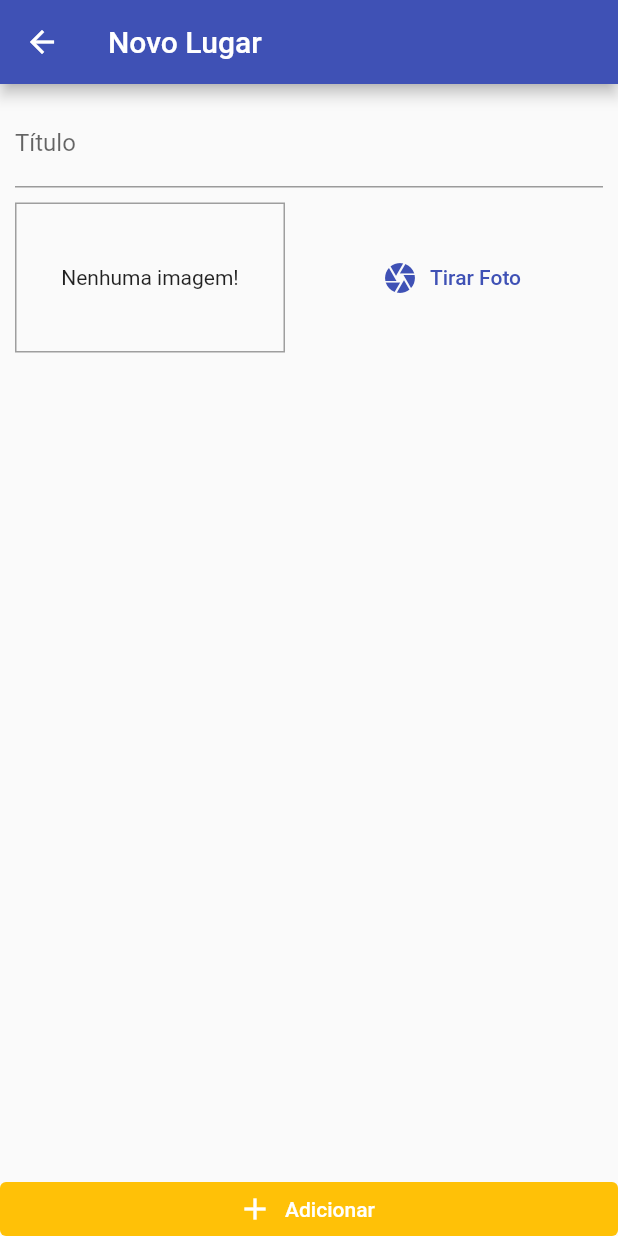
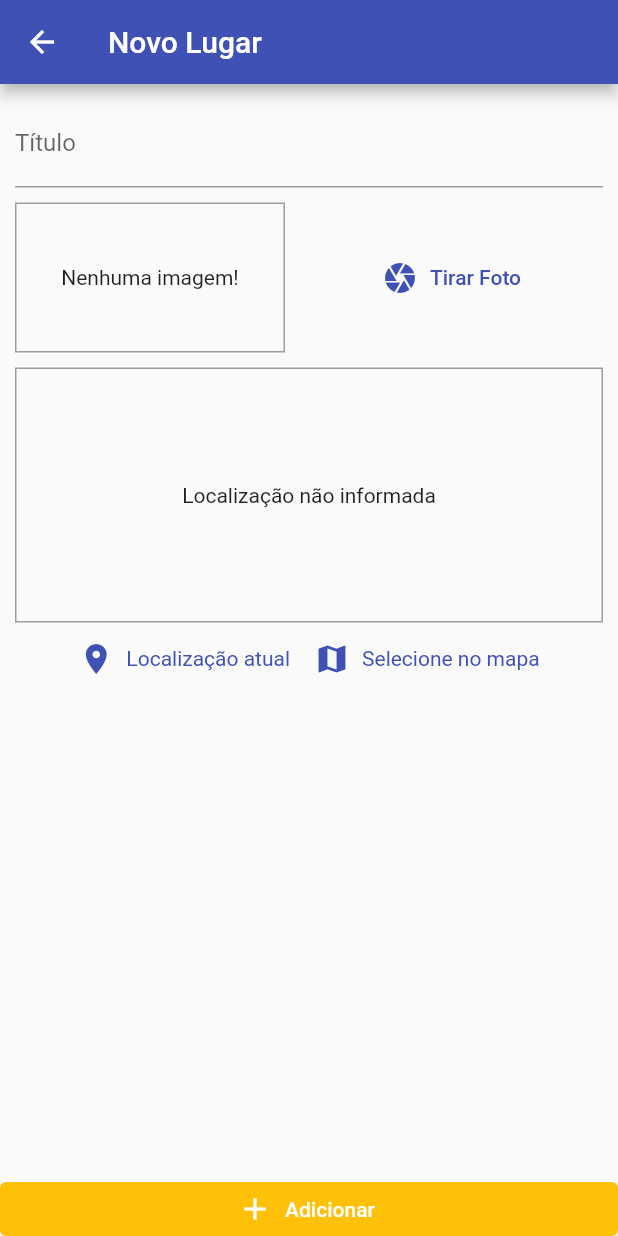
Before and after one commit to carlosfeliciojr/my-favorite-places, a Flutter app: the PlaceFormScreen screen opened by its route, on a phone screen of 412 x 824 dp. Run offline on Flutter 3.47's test engine with Material 2 defaults, Android fonts, the light colour scheme and no system bars; our stand-ins replace google_maps_flutter, image_picker, location, sqflite; accounts and stored records are empty.

Commit message:
:sparkles: feat: get location with Google Maps SDK

```diff
--- a/lib/models/place.dart
+++ b/lib/models/place.dart
@@ -5,7 +5,7 @@
   final double longitude;
   final String? address;
 
-  PlaceLocation({
+  const PlaceLocation({
     required this.latitude,
     required this.longitude,
     this.address,
--- a/lib/screens/place_form_screen.dart
+++ b/lib/screens/place_form_screen.dart
@@ -3,6 +3,7 @@
 import 'package:flutter/material.dart';
 import 'package:my_favorite_places/providers/great_places.dart';
 import 'package:my_favorite_places/widgets/image_input.dart';
+import 'package:my_favorite_places/widgets/location_input.dart';
 import 'package:provider/provider.dart';
 
 class PlaceFormScreen extends StatefulWidget {
@@ -55,6 +56,8 @@
                     ),
                     const SizedBox(height: 10),
                     ImageInput(onSelectImage: _selectImage),
+                    const SizedBox(height: 10),
+                    const LocationInput(),
                   ],
                 ),
               ),
--- /dev/null
+++ b/lib/utils/location_util.dart
@@ -0,0 +1,10 @@
+const GOOGLE_API_KEY = 'AIzaSyCH_me0gOrvPRAG7t8fnw2bNSiXIHoO6Es';
+
+class LocationUtil {
+  static String generateLocationPreviewImage({
+    required double latitude,
+    required double longitude,
+  }) {
+    return 'https://maps.googleapis.com/maps/api/staticmap?center=$latitude$longitude&zoom=13&size=600x300&maptype=roadmap&markers=color:red%7Clabel:A%7C$latitude,$longitude&key=$GOOGLE_API_KEY';
+  }
+}
--- /dev/null
+++ b/lib/widgets/location_input.dart
@@ -0,0 +1,90 @@
+import 'package:flutter/material.dart';
+import 'package:google_maps_flutter/google_maps_flutter.dart';
+import 'package:location/location.dart';
+import 'package:my_favorite_places/screens/map_screen.dart';
+import 'package:my_favorite_places/utils/location_util.dart';
+
+class LocationInput extends StatefulWidget {
+  const LocationInput({Key? key}) : super(key: key);
+
+  @override
+  _LocationInputState createState() => _LocationInputState();
+}
+
+class _LocationInputState extends State<LocationInput> {
+  String? _previewImageUrl;
+
+  Future<void> _getCurrentUserLocation() async {
+    final locationData = await Location().getLocation();
+
+    final staticMapImageUrl = LocationUtil.generateLocationPreviewImage(
+      latitude: locationData.latitude!,
+      longitude: locationData.longitude!,
+    );
+
+    setState(() {
+      _previewImageUrl = staticMapImageUrl;
+    });
+  }
+
+  Future<void> _selectOnMap() async {
+    final LatLng? selectedLocation = await Navigator.of(context).push(
+      MaterialPageRoute(
+        builder: (ctx) => const MapScreen(),
+      ),
+    );
+
+    if (selectedLocation == null) return;
+    print(selectedLocation);
+  }
+
+  @override
+  Widget build(BuildContext context) {
+    return Column(
+      children: [
+        Container(
+          height: 170,
+          width: double.infinity,
+          alignment: Alignment.center,
+          decoration: BoxDecoration(
+            border: Border.all(
+              width: 1,
+              color: Colors.grey,
+            ),
+          ),
+          child: _previewImageUrl == null
+              ? const Text('Localização não informada')
+              : Image.network(
+                  _previewImageUrl!,
+                  fit: BoxFit.cover,
+                ),
+        ),
+        Row(
+          mainAxisAlignment: MainAxisAlignment.center,
+          children: [
+            TextButton.icon(
+              onPressed: _getCurrentUserLocation,
+              icon: const Icon(Icons.location_on),
+              label: const Text('Localização atual'),
+              style: ButtonStyle(
+                textStyle: MaterialStateProperty.all(
+                  TextStyle(color: Theme.of(context).primaryColor),
+                ),
+              ),
+            ),
+            TextButton.icon(
+              onPressed: _selectOnMap,
+              icon: const Icon(Icons.map),
+              label: const Text('Selecione no mapa'),
+              style: ButtonStyle(
+                textStyle: MaterialStateProperty.all(
+                  TextStyle(color: Theme.of(context).primaryColor),
+                ),
+              ),
+            ),
+          ],
+        )
+      ],
+    );
+  }
+}
--- a/pubspec.yaml
+++ b/pubspec.yaml
@@ -17,6 +17,8 @@
   path_provider: ^2.0.8
   path: ^1.8.0
   sqflite: ^2.0.2
+  location: ^4.3.0
+  google_maps_flutter: ^2.1.1
 
 
 dev_dependencies:
```
Also changed, not shown: lib/screens/map_screen.dart (added, +69 -0 lines), pubspec.lock, 4 other files.
